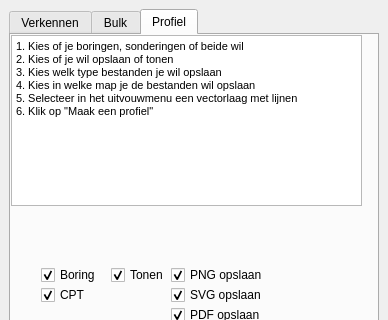
Old version of the form bro_download_plot_dockwidget_base.ui in the repository ic144/bronodig; both pictures show x 0 to 388 and y 0 to 320 of the 388 by 929 pixel window.
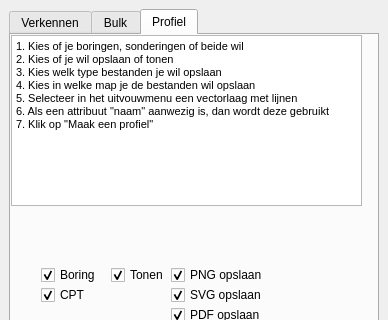
New version of the form. Custom widgets are drawn as their Qt base class.

Commit message: resolve conflicts

```diff
--- a/bro_download_plot_dockwidget_base.ui
+++ b/bro_download_plot_dockwidget_base.ui
@@ -311,13 +311,14 @@
          <string>&lt;!DOCTYPE HTML PUBLIC &quot;-//W3C//DTD HTML 4.0//EN&quot; &quot;http://www.w3.org/TR/REC-html40/strict.dtd&quot;&gt;
 &lt;html&gt;&lt;head&gt;&lt;meta name=&quot;qrichtext&quot; content=&quot;1&quot; /&gt;&lt;style type=&quot;text/css&quot;&gt;
 p, li { white-space: pre-wrap; }
-&lt;/style&gt;&lt;/head&gt;&lt;body style=&quot; font-family:'MS Shell Dlg 2'; font-size:7.8pt; font-weight:400; font-style:normal;&quot;&gt;
-&lt;p style=&quot; margin-top:0px; margin-bottom:0px; margin-left:0px; margin-right:0px; -qt-block-indent:0; text-indent:0px;&quot;&gt;&lt;span style=&quot; font-size:8pt;&quot;&gt;1. Kies of je boringen, sonderingen of beide wil&lt;/span&gt;&lt;/p&gt;
-&lt;p style=&quot; margin-top:0px; margin-bottom:0px; margin-left:0px; margin-right:0px; -qt-block-indent:0; text-indent:0px;&quot;&gt;&lt;span style=&quot; font-size:8pt;&quot;&gt;2. Kies of je wil opslaan of tonen&lt;/span&gt;&lt;/p&gt;
-&lt;p style=&quot; margin-top:0px; margin-bottom:0px; margin-left:0px; margin-right:0px; -qt-block-indent:0; text-indent:0px;&quot;&gt;&lt;span style=&quot; font-size:8pt;&quot;&gt;3. Kies welk type bestanden je wil opslaan&lt;/span&gt;&lt;/p&gt;
-&lt;p style=&quot; margin-top:0px; margin-bottom:0px; margin-left:0px; margin-right:0px; -qt-block-indent:0; text-indent:0px;&quot;&gt;&lt;span style=&quot; font-size:8pt;&quot;&gt;4. Kies in welke map je de bestanden wil opslaan&lt;/span&gt;&lt;/p&gt;
-&lt;p style=&quot; margin-top:0px; margin-bottom:0px; margin-left:0px; margin-right:0px; -qt-block-indent:0; text-indent:0px;&quot;&gt;&lt;span style=&quot; font-size:8pt;&quot;&gt;5. Selecteer in het uitvouwmenu een vectorlaag met lijnen&lt;/span&gt;&lt;/p&gt;
-&lt;p style=&quot; margin-top:0px; margin-bottom:0px; margin-left:0px; margin-right:0px; -qt-block-indent:0; text-indent:0px;&quot;&gt;&lt;span style=&quot; font-size:8pt;&quot;&gt;6. Klik op &amp;quot;Maak een profiel&amp;quot;&lt;/span&gt;&lt;/p&gt;&lt;/body&gt;&lt;/html&gt;</string>
+&lt;/style&gt;&lt;/head&gt;&lt;body style=&quot; font-family:'MS Shell Dlg 2'; font-size:8pt; font-weight:400; font-style:normal;&quot;&gt;
+&lt;p style=&quot; margin-top:0px; margin-bottom:0px; margin-left:0px; margin-right:0px; -qt-block-indent:0; text-indent:0px;&quot;&gt;1. Kies of je boringen, sonderingen of beide wil&lt;/p&gt;
+&lt;p style=&quot; margin-top:0px; margin-bottom:0px; margin-left:0px; margin-right:0px; -qt-block-indent:0; text-indent:0px;&quot;&gt;2. Kies of je wil opslaan of tonen&lt;/p&gt;
+&lt;p style=&quot; margin-top:0px; margin-bottom:0px; margin-left:0px; margin-right:0px; -qt-block-indent:0; text-indent:0px;&quot;&gt;3. Kies welk type bestanden je wil opslaan&lt;/p&gt;
+&lt;p style=&quot; margin-top:0px; margin-bottom:0px; margin-left:0px; margin-right:0px; -qt-block-indent:0; text-indent:0px;&quot;&gt;4. Kies in welke map je de bestanden wil opslaan&lt;/p&gt;
+&lt;p style=&quot; margin-top:0px; margin-bottom:0px; margin-left:0px; margin-right:0px; -qt-block-indent:0; text-indent:0px;&quot;&gt;5. Selecteer in het uitvouwmenu een vectorlaag met lijnen&lt;/p&gt;
+&lt;p style=&quot; margin-top:0px; margin-bottom:0px; margin-left:0px; margin-right:0px; -qt-block-indent:0; text-indent:0px;&quot;&gt;6. Als een attribuut &amp;quot;naam&amp;quot; aanwezig is, dan wordt deze gebruikt&lt;/p&gt;
+&lt;p style=&quot; margin-top:0px; margin-bottom:0px; margin-left:0px; margin-right:0px; -qt-block-indent:0; text-indent:0px;&quot;&gt;7. Klik op &amp;quot;Maak een profiel&amp;quot;&lt;/p&gt;&lt;/body&gt;&lt;/html&gt;</string>
         </property>
        </widget>
        <widget class="QCheckBox" name="checkBoxBoring_profiel">
```
Left out of the diff: 24 changed lines with no effect on the pictures. The commit also changes 2 other files.
